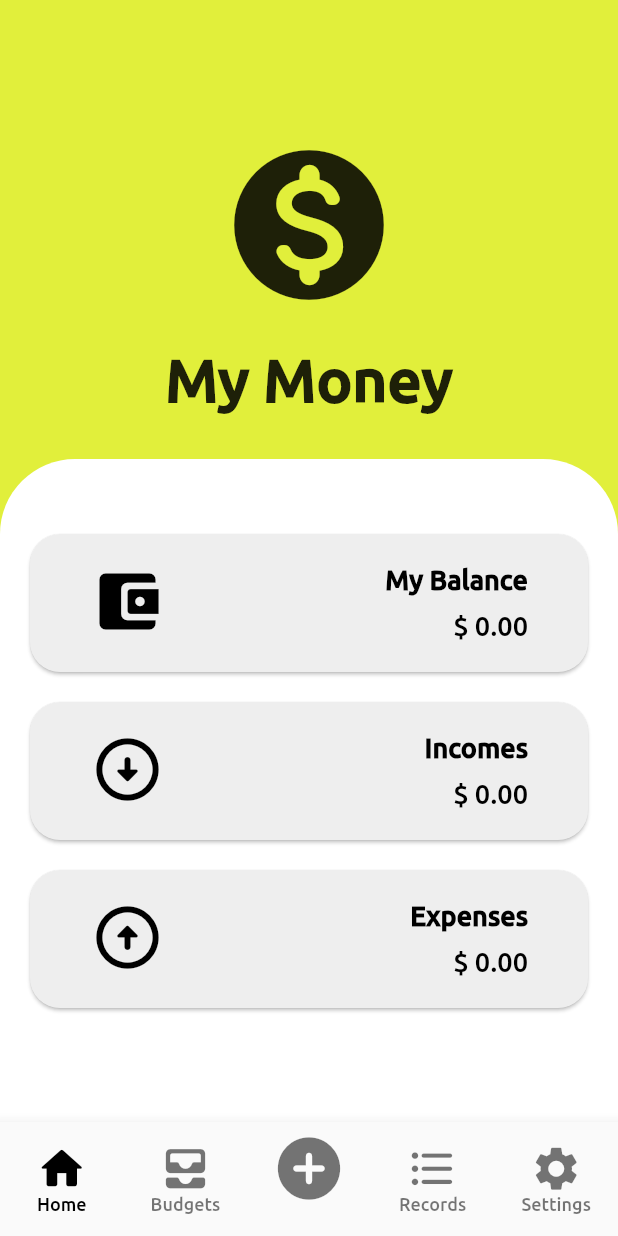
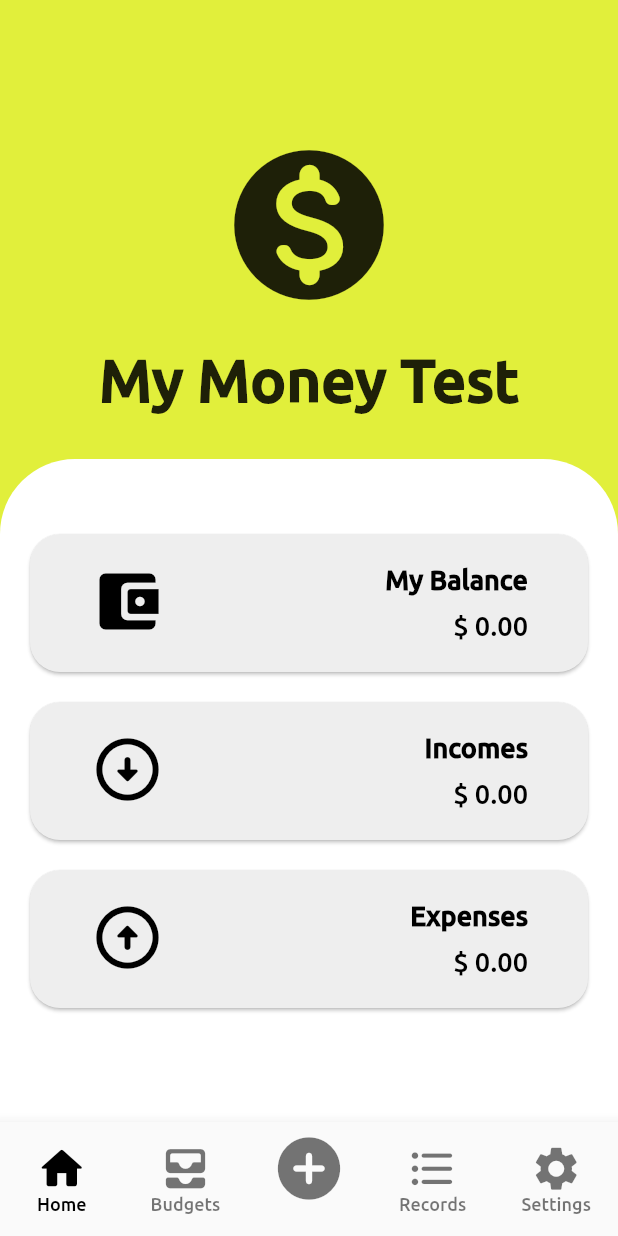
Before and after one commit to thomasviana/my-money-app, a Flutter app: the MainAppScreen screen opened by its route, on a phone screen of 412 x 824 dp. Run offline on Flutter 3.47's test engine with Material 2 defaults, Android fonts, the phone set to English and light mode, and no system bars; our stand-ins replace cloud_firestore, firebase_auth, firebase_core, flutter_slidable, modal_progress_hud_nsn; accounts and stored records are empty; project files that could hold a hidden picture were left out.

```diff
--- a/lib/screens/home_screen.dart
+++ b/lib/screens/home_screen.dart
@@ -33,7 +33,7 @@ class HomeScreen extends StatelessWidget {
                   width: 200,
                 ),
                 Text(
-                  'My Money',
+                  'My Money Test',
                   style: TextStyle(
                     fontSize: 40,
                     fontWeight: FontWeight.bold,
```
